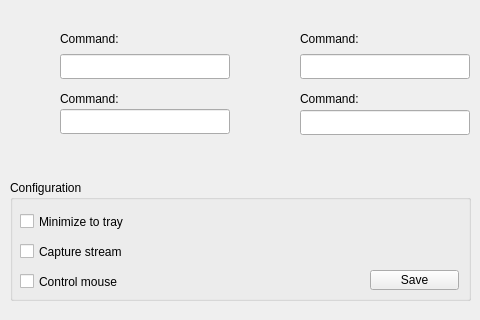
Qt form form/tray.ui (antonech/handdetection) before a commit.
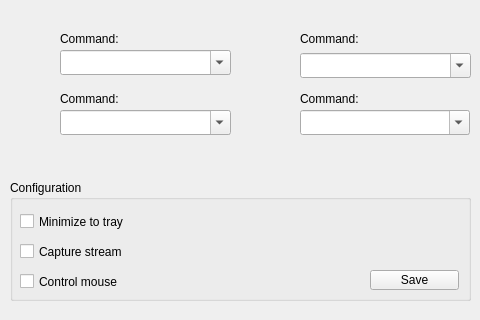
The same form after that commit. Icons and pictures are not drawn.

Commit message: Combo boxes

```diff
--- a/form/tray.ui
+++ b/form/tray.ui
@@ -13,36 +13,6 @@
   <property name="windowTitle">
    <string>Hand Detection - Gesture Control</string>
   </property>
-  <widget class="QLineEdit" name="command1">
-   <property name="geometry">
-    <rect>
-     <x>60</x>
-     <y>54</y>
-     <width>170</width>
-     <height>25</height>
-    </rect>
-   </property>
-  </widget>
-  <widget class="QLineEdit" name="command2">
-   <property name="geometry">
-    <rect>
-     <x>300</x>
-     <y>54</y>
-     <width>170</width>
-     <height>25</height>
-    </rect>
-   </property>
-  </widget>
-  <widget class="QLineEdit" name="command3">
-   <property name="geometry">
-    <rect>
-     <x>60</x>
-     <y>109</y>
-     <width>170</width>
-     <height>25</height>
-    </rect>
-   </property>
-  </widget>
   <widget class="QLabel" name="img1">
    <property name="geometry">
     <rect>
@@ -107,16 +77,6 @@
     <string/>
    </property>
   </widget>
-  <widget class="QLineEdit" name="command5">
-   <property name="geometry">
-    <rect>
-     <x>300</x>
-     <y>110</y>
-     <width>170</width>
-     <height>25</height>
-    </rect>
-   </property>
-  </widget>
   <widget class="QGroupBox" name="config">
    <property name="geometry">
     <rect>
@@ -234,6 +194,58 @@
     <string>Command:</string>
    </property>
   </widget>
+  <widget class="QComboBox" name="command1">
+   <property name="geometry">
+    <rect>
+     <x>60</x>
+     <y>50</y>
+     <width>171</width>
+     <height>25</height>
+    </rect>
+   </property>
+   <property name="editable">
+    <bool>true</bool>
+   </property>
+  </widget>
+  <widget class="QComboBox" name="command3">
+   <property name="geometry">
+    <rect>
+     <x>60</x>
+     <y>110</y>
+     <width>171</width>
+     <height>25</height>
+    </rect>
+   </property>
+   <property name="editable">
+    <bool>true</bool>
+   </property>
+  </widget>
+  <widget class="QComboBox" name="command2">
+   <property name="geometry">
+    <rect>
+     <x>300</x>
+     <y>53</y>
+     <width>171</width>
+     <height>25</height>
+    </rect>
+   </property>
+   <property name="editable">
+    <bool>true</bool>
+   </property>
+  </widget>
+  <widget class="QComboBox" name="command5">
+   <property name="geometry">
+    <rect>
+     <x>300</x>
+     <y>110</y>
+     <width>170</width>
+     <height>25</height>
+    </rect>
+   </property>
+   <property name="editable">
+    <bool>true</bool>
+   </property>
+  </widget>
  </widget>
  <resources>
   <include location="../images.qrc"/>
```
Left out of the diff: 2 changed lines with no effect on the pictures. The commit also changes 5 other files.
